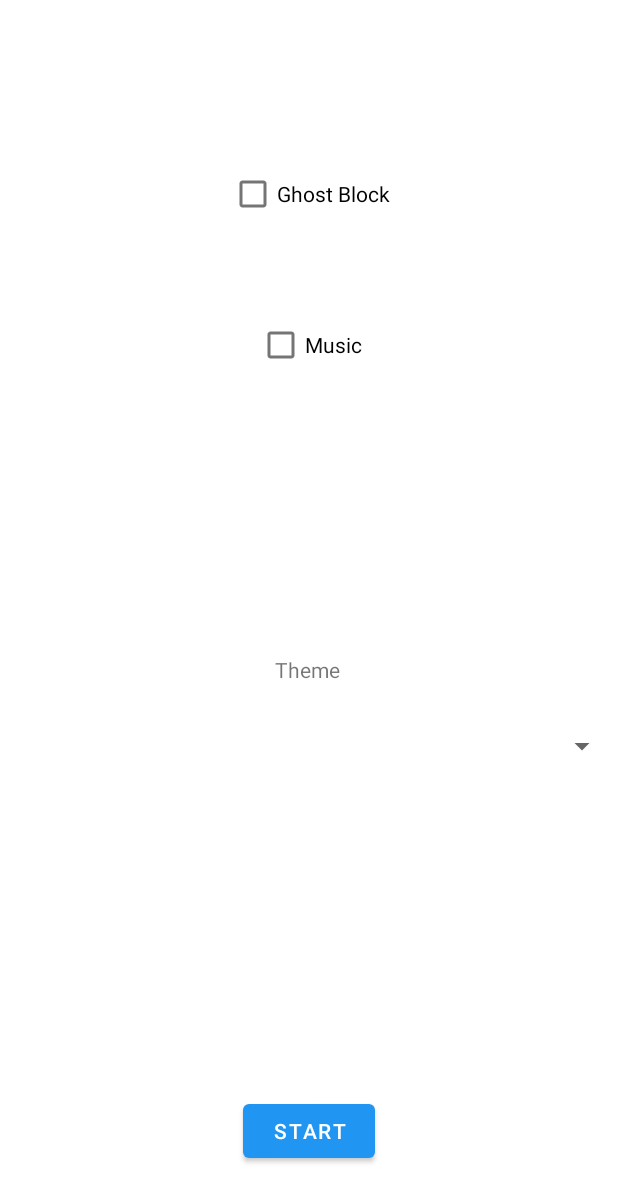
After one commit to Pablito2020/Tetris-Android, an Android app: the SettingsActivity screen opened directly, with no data from a screen before it, on a phone screen of 412 x 824 dp. The commit adds this screen. Shown: the top 1202 px of the screen. Run offline under Robolectric (Android 15) with nearby library versions, the phone set to English and light mode, and no system bars.

Commit message:
feat(settings): implement settings activity

```diff
--- a/app/src/main/AndroidManifest.xml
+++ b/app/src/main/AndroidManifest.xml
@@ -9,6 +9,9 @@
         android:roundIcon="@mipmap/ic_launcher_round"
         android:supportsRtl="true"
         android:theme="@style/Theme.Tetris">
+        <activity
+            android:name=".presentation.settings.SettingsActivity"
+            android:exported="false" />
         <activity
             android:name=".presentation.finished.FinishedActivity"
             android:exported="false" />
--- a/app/src/main/java/com/pablo/tetris/presentation/main/MainActivity.kt
+++ b/app/src/main/java/com/pablo/tetris/presentation/main/MainActivity.kt
@@ -5,8 +5,8 @@ import android.os.Bundle
 import android.view.View
 import com.pablo.tetris.databinding.ActivityMainBinding
 import com.pablo.tetris.presentation.common.HideStatusBarActivity
-import com.pablo.tetris.presentation.game.GameActivity
 import com.pablo.tetris.presentation.getButtons
+import com.pablo.tetris.presentation.settings.SettingsActivity
 
 class MainActivity : HideStatusBarActivity(), View.OnClickListener {
 
@@ -21,13 +21,13 @@ class MainActivity : HideStatusBarActivity(), View.OnClickListener {
 
     override fun onClick(p0: View) {
         when (p0.id) {
-            binding.startButton.id -> startGameActivity()
+            binding.startButton.id -> startSettingsActivity()
             else -> TODO("More buttons need to go here")
         }
     }
 
-    private fun startGameActivity() {
-        val game = Intent(this, GameActivity::class.java)
+    private fun startSettingsActivity() {
+        val game = Intent(this, SettingsActivity::class.java)
         startActivity(game)
     }
 
--- /dev/null
+++ b/app/src/main/java/com/pablo/tetris/presentation/settings/SettingsActivity.kt
@@ -0,0 +1,17 @@
+package com.pablo.tetris.presentation.settings
+
+import android.os.Bundle
+import com.pablo.tetris.databinding.ActivitySettingsBinding
+import com.pablo.tetris.presentation.common.HideStatusBarActivity
+
+class SettingsActivity : HideStatusBarActivity() {
+
+    private lateinit var binding: ActivitySettingsBinding
+
+    override fun onCreate(savedInstanceState: Bundle?) {
+        super.onCreate(savedInstanceState)
+        binding = ActivitySettingsBinding.inflate(layoutInflater)
+        setContentView(binding.root)
+    }
+
+}
--- /dev/null
+++ b/app/src/main/res/layout/activity_settings.xml
@@ -0,0 +1,76 @@
+<?xml version="1.0" encoding="utf-8"?>
+<androidx.constraintlayout.widget.ConstraintLayout xmlns:android="http://schemas.android.com/apk/res/android"
+    xmlns:app="http://schemas.android.com/apk/res-auto"
+    xmlns:tools="http://schemas.android.com/tools"
+    android:layout_width="match_parent"
+    android:layout_height="match_parent"
+    tools:context=".presentation.settings.SettingsActivity">
+
+    <CheckBox
+        android:id="@+id/MusicCheckbox"
+        android:layout_width="wrap_content"
+        android:layout_height="wrap_content"
+        android:text="@string/checkbox_music"
+        app:layout_constraintBottom_toBottomOf="parent"
+        app:layout_constraintEnd_toEndOf="parent"
+        app:layout_constraintStart_toStartOf="parent"
+        app:layout_constraintTop_toBottomOf="@+id/CheckBoxGhostBlock"
+        app:layout_constraintVertical_bias="0.085" />
+
+    <Spinner
+        android:id="@+id/ThemeSpinner"
+        android:layout_width="409dp"
+        android:layout_height="wrap_content"
+        app:layout_constraintBottom_toBottomOf="parent"
+        app:layout_constraintEnd_toEndOf="parent"
+        app:layout_constraintHorizontal_bias="1.0"
+        app:layout_constraintStart_toStartOf="parent"
+        app:layout_constraintTop_toBottomOf="@+id/MusicCheckbox"
+        app:layout_constraintVertical_bias="0.424" />
+
+    <CheckBox
+        android:id="@+id/CheckBoxGhostBlock"
+        android:layout_width="wrap_content"
+        android:layout_height="wrap_content"
+        android:text="@string/checkbox_ghostblock"
+        app:layout_constraintBottom_toBottomOf="parent"
+        app:layout_constraintEnd_toEndOf="parent"
+        app:layout_constraintStart_toStartOf="parent"
+        app:layout_constraintTop_toTopOf="parent"
+        app:layout_constraintVertical_bias="0.136" />
+
+    <RadioGroup
+        android:id="@+id/radioGroup"
+        android:layout_width="356dp"
+        android:layout_height="105dp"
+        app:layout_constraintBottom_toBottomOf="parent"
+        app:layout_constraintEnd_toEndOf="parent"
+        app:layout_constraintHorizontal_bias="0.49"
+        app:layout_constraintStart_toStartOf="parent"
+        app:layout_constraintTop_toBottomOf="@+id/ThemeSpinner"
+        app:layout_constraintVertical_bias="0.329" />
+
+    <TextView
+        android:id="@+id/theme_text"
+        android:layout_width="wrap_content"
+        android:layout_height="wrap_content"
+        android:layout_marginBottom="28dp"
+        android:text="@string/theme_text"
+        app:layout_constraintBottom_toTopOf="@+id/ThemeSpinner"
+        app:layout_constraintEnd_toEndOf="parent"
+        app:layout_constraintHorizontal_bias="0.498"
+        app:layout_constraintStart_toStartOf="parent"
+        app:layout_constraintTop_toTopOf="parent"
+        app:layout_constraintVertical_bias="0.997" />
+
+    <Button
+        android:id="@+id/StartButton"
+        android:layout_width="wrap_content"
+        android:layout_height="wrap_content"
+        android:text="@string/start_button"
+        app:layout_constraintBottom_toBottomOf="parent"
+        app:layout_constraintEnd_toEndOf="parent"
+        app:layout_constraintStart_toStartOf="parent"
+        app:layout_constraintTop_toBottomOf="@+id/radioGroup" />
+
+</androidx.constraintlayout.widget.ConstraintLayout>
--- a/app/src/main/res/values/strings.xml
+++ b/app/src/main/res/values/strings.xml
@@ -18,4 +18,7 @@
     <string name="NextBlock">Next Block:</string>
     <string name="NextBlockDesc">Shows the next block</string>
     <string name="PointsText">Points:</string>
+    <string name="checkbox_music">Music</string>
+    <string name="checkbox_ghostblock">Ghost Block</string>
+    <string name="theme_text">Theme</string>
 </resources>
```
